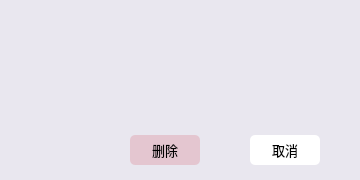
This is ui/checkDialog.ui in MyEternalMoon/PyQt_mp3Player as Qt 5 draws it before an edit. The edited form follows.
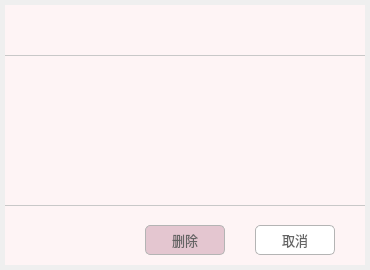
This is the edited form.

The edit to the form file:
```diff
--- a/ui/checkDialog.ui
+++ b/ui/checkDialog.ui
@@ -6,34 +6,35 @@
    <rect>
     <x>0</x>
     <y>0</y>
-    <width>360</width>
-    <height>180</height>
+    <width>370</width>
+    <height>270</height>
    </rect>
   </property>
   <property name="windowTitle">
    <string>Dialog</string>
   </property>
   <property name="styleSheet">
-   <string notr="true">background-color: #e9e7ef</string>
+   <string notr="true"/>
   </property>
   <widget class="QWidget" name="widget" native="true">
    <property name="geometry">
     <rect>
-     <x>0</x>
-     <y>0</y>
+     <x>5</x>
+     <y>5</y>
      <width>360</width>
-     <height>180</height>
+     <height>260</height>
     </rect>
    </property>
    <property name="styleSheet">
-    <string notr="true">border-radius:15px</string>
+    <string notr="true">
+background-color:rgba(255, 244, 245, 240);</string>
    </property>
    <widget class="QPushButton" name="acceptButton">
     <property name="geometry">
      <rect>
-      <x>130</x>
-      <y>135</y>
-      <width>70</width>
+      <x>140</x>
+      <y>220</y>
+      <width>80</width>
       <height>30</height>
      </rect>
     </property>
@@ -48,7 +49,7 @@
     </property>
     <property name="styleSheet">
      <string notr="true">
-QPushButton{background-color:rgb(228, 198, 208);;border:0px;border-radius:5px;}
+QPushButton{background-color:rgb(228, 198, 208);;border:1px solid rgb(180,180,180);border-radius:5px;color:rgb(100,100,100)}
 
 QPushButton:hover{color: rgb(249, 144, 111);}</string>
     </property>
@@ -69,8 +70,8 @@
     <property name="geometry">
      <rect>
       <x>250</x>
-      <y>135</y>
-      <width>70</width>
+      <y>220</y>
+      <width>80</width>
       <height>30</height>
      </rect>
     </property>
@@ -84,9 +85,9 @@
      <cursorShape>PointingHandCursor</cursorShape>
     </property>
     <property name="styleSheet">
-     <string notr="true">QPushButton:hover{color: rgb(249, 144, 111);}
-QPushButton{border:1px;
-border-radius:5px;background-color:white}</string>
+     <string notr="true">QPushButton:hover{color: rgb(249, 144, 111);background:rgb(250,250,250)}
+QPushButton{border:1px solid rgb(180,180,180);
+border-radius:5px;background-color:white;color:rgb(100,100,100)}</string>
     </property>
     <property name="text">
      <string>取消</string>
@@ -105,17 +106,23 @@
     <property name="geometry">
      <rect>
       <x>25</x>
-      <y>30</y>
+      <y>80</y>
       <width>310</width>
-      <height>70</height>
+      <height>90</height>
      </rect>
     </property>
     <property name="font">
      <font>
       <family>华文细黑</family>
-      <pointsize>11</pointsize>
+      <pointsize>12</pointsize>
      </font>
     </property>
+    <property name="styleSheet">
+     <string notr="true">color:rgb(90,90,90);
+background-color:transparent
+
+</string>
+    </property>
     <property name="text">
      <string/>
     </property>
@@ -126,7 +133,109 @@
      <bool>true</bool>
     </property>
    </widget>
+   <widget class="Line" name="line">
+    <property name="geometry">
+     <rect>
+      <x>0</x>
+      <y>200</y>
+      <width>360</width>
+      <height>1</height>
+     </rect>
+    </property>
+    <property name="styleSheet">
+     <string notr="true">background:rgb(200,200,200)</string>
+    </property>
+    <property name="frameShadow">
+     <enum>QFrame::Raised</enum>
+    </property>
+    <property name="lineWidth">
+     <number>0</number>
+    </property>
+    <property name="orientation">
+     <enum>Qt::Horizontal</enum>
+    </property>
+   </widget>
+   <widget class="Line" name="line_2">
+    <property name="geometry">
+     <rect>
+      <x>0</x>
+      <y>50</y>
+      <width>360</width>
+      <height>1</height>
+     </rect>
+    </property>
+    <property name="styleSheet">
+     <string notr="true">background:rgb(200,200,200)</string>
+    </property>
+    <property name="frameShadow">
+     <enum>QFrame::Raised</enum>
+    </property>
+    <property name="lineWidth">
+     <number>0</number>
+    </property>
+    <property name="orientation">
+     <enum>Qt::Horizontal</enum>
+    </property>
+   </widget>
+   <widget class="QLabel" name="title">
+    <property name="geometry">
+     <rect>
+      <x>25</x>
+      <y>10</y>
+      <width>310</width>
+      <height>30</height>
+     </rect>
+    </property>
+    <property name="font">
+     <font>
+      <family>黑体</family>
+      <pointsize>12</pointsize>
+      <weight>50</weight>
+      <bold>false</bold>
+     </font>
+    </property>
+    <property name="styleSheet">
+     <string notr="true">color:rgb(80,80,80);
+background-color:transparent</string>
+    </property>
+    <property name="text">
+     <string/>
+    </property>
+   </widget>
   </widget>
+  <widget class="QFrame" name="frame">
+   <property name="geometry">
+    <rect>
+     <x>0</x>
+     <y>0</y>
+     <width>370</width>
+     <height>270</height>
+    </rect>
+   </property>
+   <property name="styleSheet">
+    <string notr="true">QFrame { 
+	
+                             background-color: transparent;
+                             border-top: 5px solid qlineargradient(y0:0, y1:1,
+                                stop: 0 rgb(160, 160, 160), stop: 1 transparent);
+	
+                              border-left: 5px solid qlineargradient(x0:0, x1:1,
+                                stop: 0 rgb(160, 160, 160), stop: 1 transparent);
+                             border-bottom: 5px solid qlineargradient(y0:0, y1:1,
+                                stop: 0 transparent, stop: 1 rgb(160, 160, 160));
+                             border-right: 5px solid qlineargradient(x0:0, x1:1,
+                               stop:  0 transparent, stop: 1 rgb(160, 160, 160));
+;}</string>
+   </property>
+   <property name="frameShape">
+    <enum>QFrame::StyledPanel</enum>
+   </property>
+   <property name="frameShadow">
+    <enum>QFrame::Raised</enum>
+   </property>
+  </widget>
+  <zorder>frame</zorder>
+  <zorder>widget</zorder>
  </widget>
  <resources/>
  <connections/>
```
Left out of the diff: 2 changed lines with no effect on the pictures.
